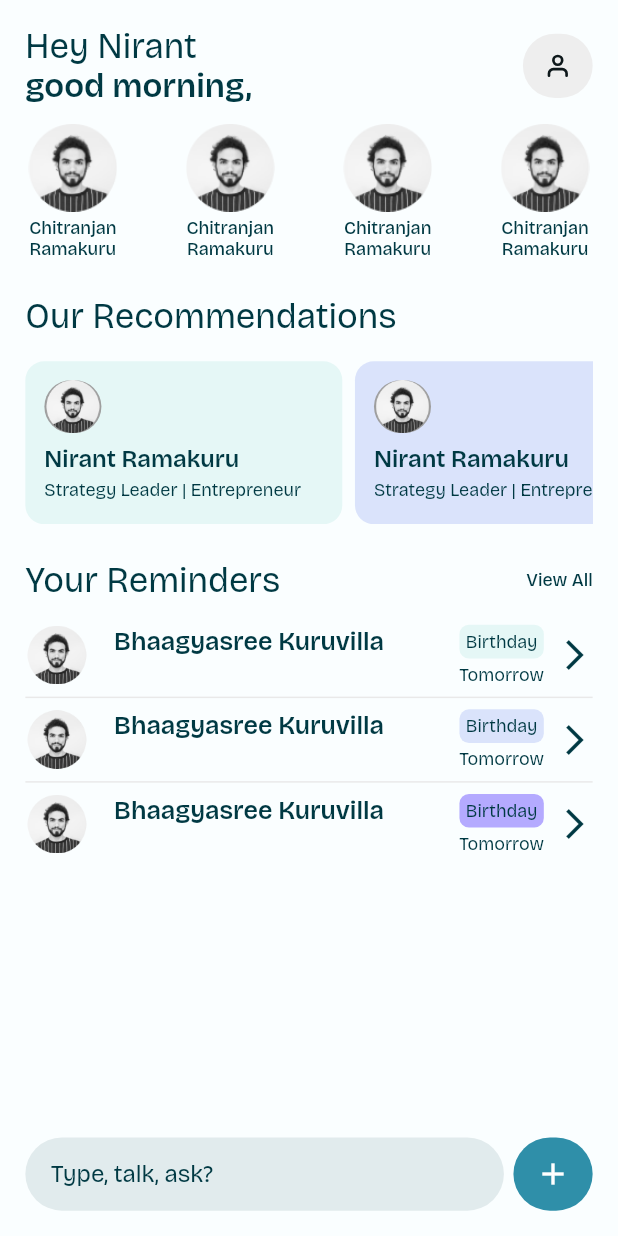
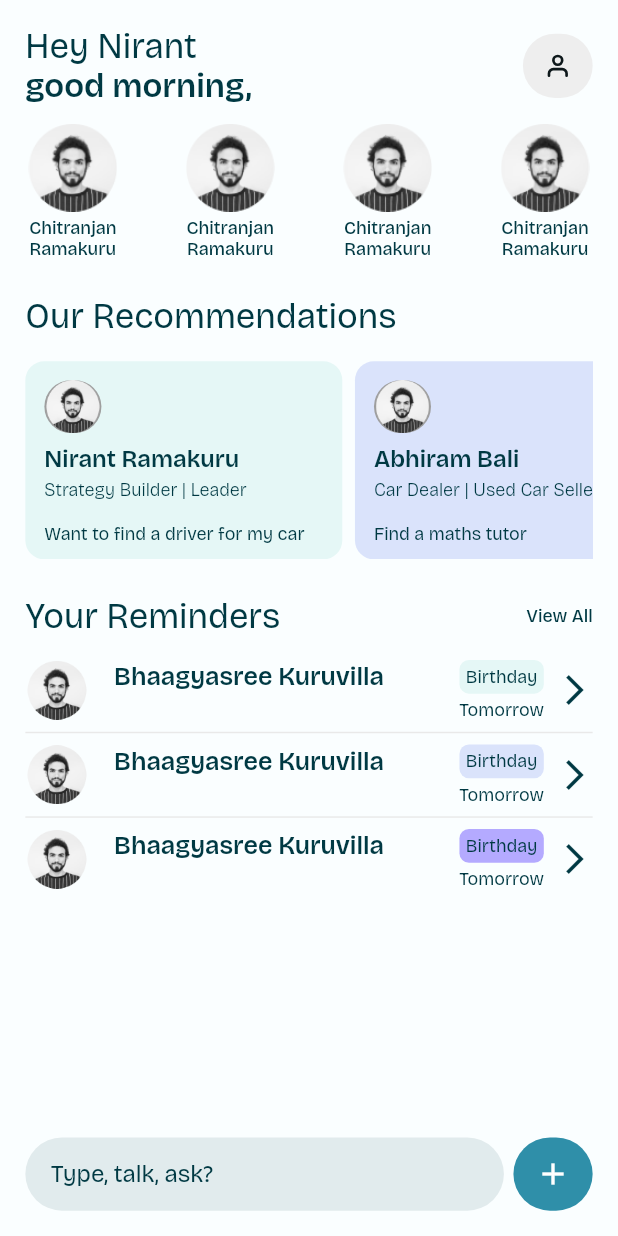
Before and after one commit to vouch-social/vouchFlutterRepo, a Flutter app: the NewHomePage screen opened directly, on a phone screen of 412 x 824 dp. Run offline on Flutter 3.47's test engine with Material 3 defaults, Android fonts, the light colour scheme and no system bars; drawn by our look-alikes of auto_size_text; our stand-ins replace barcode_widget, cached_network_image, cloud_firestore, cloud_functions, dio, dropdown_button2 and 37 more; missing offline and left inert: call_log, choose_input_chips, firebase_app_check, flutter_barcode_scanner, json_path, mime_type and 2 more; accounts and stored records are empty.

Commit message:
240420241447

```diff
--- a/lib/flutter_flow/flutter_flow_theme.dart
+++ b/lib/flutter_flow/flutter_flow_theme.dart
@@ -191,8 +191,8 @@ class DarkModeTheme extends FlutterFlowTheme {
   late Color fixedBlack = const Color(0xFF003943);
   late Color fixedWhite = const Color(0xFFFAFEFF);
   late Color white = const Color(0xFFFFFFFF);
-  late Color container1 = const Color(0xFFE5F7F6);
-  late Color container2 = const Color(0xFFDAE3FB);
+  late Color container1 = const Color(0xFFE5ECFF);
+  late Color container2 = const Color(0xFFFDEDED);
   late Color green1 = const Color(0xFF00AAA3);
   late Color container3 = const Color(0xFFB4AAFF);
   late Color border1 = const Color(0xFFE0ECEC);
--- a/lib/new_code/home_page/new_home_page.dart
+++ b/lib/new_code/home_page/new_home_page.dart
@@ -8,6 +8,8 @@ import 'package:flutter_screenutil/flutter_screenutil.dart';
 import 'package:get/get.dart';
 import 'package:vouch/flutter_flow/flutter_flow_theme.dart';
 import 'package:vouch/new_code/common_widgets/vector.dart';
+import 'package:vouch/new_code/home_page/home_page_controller.dart';
+import 'package:vouch/new_code/home_page/paths_screen/paths_screen.dart';
 import 'package:vouch/new_code/home_page/search_screen/search_screen.dart';
 import 'package:vouch/new_code/home_page/settings/settings_screen.dart';
 
@@ -22,6 +24,7 @@ class NewHomePage extends StatefulWidget {
 
 class _NewHomePageState extends State<NewHomePage> {
   final GlobalKey<ScaffoldState> _scaffoldKey = GlobalKey<ScaffoldState>();
+  final controller = Get.put(HomeController());
   @override
   Widget build(BuildContext context) {
     ScreenUtil.init(context,
@@ -34,6 +37,31 @@ class _NewHomePageState extends State<NewHomePage> {
       FlutterFlowTheme.of(context).container2,
       FlutterFlowTheme.of(context).container3,
       FlutterFlowTheme.of(context).container2,
+    ];
+
+    final List<String> names = [
+      'Nirant Ramakuru',
+      "Abhiram Bali",
+      'Shivani Narashimhan',
+      'Kumar Sharma'
+    ];
+    final List<String> images = [
+      'assets/image951.png',
+      "assets/image951.png",
+      'assets/image951.png',
+      'assets/image951.png'
+    ];
+    final List<String> headLine = [
+      'Strategy Builder | Leader',
+      "Car Dealer | Used Car Seller",
+      'Flutter Developer | Student',
+      'Web Designer | @ Vouch'
+    ];
+    final List<String> goals = [
+      'Want to find a driver for my car',
+      "Find a maths tutor",
+      'Find a DotNet Developer',
+      'Want to buy a second hand car'
     ];
 
     return Scaffold(
@@ -222,15 +250,20 @@ class _NewHomePageState extends State<NewHomePage> {
                 height: 8.0.h,
               ),
               SizedBox(
-                height: 120.h,
+                height: 144.h,
                 child: ListView.builder(
                   shrinkWrap: true,
                   physics: const BouncingScrollPhysics(),
                   scrollDirection: Axis.horizontal,
                   itemCount: colors.length,
                   itemBuilder: (BuildContext context, int index) {
-                    return Container(
-                        height: 110.h,
+                    return GestureDetector(
+                      onTap: () {
+                         controller.getPathsList();
+
+                      },
+                      child: Container(
+                          height: 120.h,
                           width: 200.w,
                           decoration: BoxDecoration(
                               borderRadius: BorderRadius.circular(12.0.w),
@@ -241,6 +274,11 @@ class _NewHomePageState extends State<NewHomePage> {
                             child: Column(
                               crossAxisAlignment: CrossAxisAlignment.start,
                               children: [
+                                Hero(
+                                  tag:"image:$index",
+                                  child: Material(
+                                    color: Colors.transparent,
+                                    child:
                                     Container(
                                       width: 36.w,
                                       height: 36.h,
@@ -248,32 +286,72 @@ class _NewHomePageState extends State<NewHomePage> {
                                         borderRadius: BorderRadius.circular(30.0.w),
                                         color: Colors.grey,
                                       ),
-                                child: Image.asset('assets/image951.png'),
+                                      child: Image.asset(images[index]),
+                                    ),
+                                  ),
                                 ),
                                 SizedBox(
                                   height: 8.0.h,
                                 ),
-                              AutoSizeText(
-                                "Nirant Ramakuru",
+                                Hero(
+                                  tag: "name:$index",
+                                  child: Material(
+                                    color: Colors.transparent,
+                                    child: AutoSizeText(
+                                      names[index],
                                       overflow: TextOverflow.ellipsis,
                                       maxLines: 1,
-                                style: FlutterFlowTheme.of(context).titleLarge,
+                                      style: FlutterFlowTheme.of(context)
+                                          .titleLarge
+                                          .override(
+                                            color: FlutterFlowTheme.of(context)
+                                                .fixedBlack,
+                                            useGoogleFonts: false,
+                                          ),
+                                    ),
+                                  ),
                                 ),
                                 SizedBox(height: 4.0.h),
-                              AutoSizeText(
-                                'Strategy Leader | Entrepreneur',
+                                Hero(
+                                  tag: "headline:$index",
+                                  child: Material(
+                                    color: Colors.transparent,
+                                    child: AutoSizeText(headLine[index],
                                         overflow: TextOverflow.ellipsis,
                                         maxLines: 1,
-                                style: TextStyle(
-                                    fontSize: 11.sp,
-                                    fontWeight: FontWeight.w400,
-                                    fontFamily: 'Bricolage Grotesque',
+                                        style: FlutterFlowTheme.of(context)
+                                            .labelExtraSmall
+                                            .override(
                                                 color: FlutterFlowTheme.of(context)
-                                        .primaryText),
+                                                    .fixedBlack,
+                                                useGoogleFonts: false,
+                                                fontWeight: FontWeight.w300)),
+                                  ),
+                                ),
+                                SizedBox(
+                                  height: 16.0.h,
+                                ),
+                                Hero(
+                                  tag: "goal:$index",
+                                  child: Material(
+                                    color: Colors.transparent,
+                                    child: AutoSizeText(
+                                      goals[index],
+                                        overflow: TextOverflow.ellipsis,
+                                        maxLines: 1,
+                                        style: FlutterFlowTheme.of(context)
+                                            .labelExtraSmall
+                                            .override(
+                                                color: FlutterFlowTheme.of(context)
+                                                    .fixedBlack,
+                                                useGoogleFonts: false,
+                                                fontWeight: FontWeight.w400)),
+                                  ),
                                 )
                               ],
                             ),
-                        ));
+                          )),
+                    );
                   },
                 ),
               ),
--- a/lib/new_code/home_page/search_screen/search_screen.dart
+++ b/lib/new_code/home_page/search_screen/search_screen.dart
@@ -34,7 +34,6 @@ class _SearchScreenState extends State<SearchScreen> {
                     child: Material(
                       color: Colors.transparent,
                       child: Container(
-                          height: 52.h,
                           width: MediaQuery.of(context).size.width - 88.w,
                           padding: EdgeInsets.symmetric(horizontal: 12.0.w),
                           decoration: BoxDecoration(
@@ -42,11 +41,14 @@ class _SearchScreenState extends State<SearchScreen> {
                             color: FlutterFlowTheme.of(context).textFieldBackground,
                           ),
                           child: TextFormField(
+                            style: FlutterFlowTheme.of(context).titleSmall,
+                            minLines: 1,
+                            maxLines: 4,
                             autofocus: true,
                             cursorColor: FlutterFlowTheme.of(context).primaryText,
                             onChanged: (text) {
                               setState(() {
-                                _showSendIcon = text.isNotEmpty;
+                                _showSendIcon = text.removeAllWhitespace.isNotEmpty;
                               });
                             },
                             decoration: InputDecoration(
--- a/lib/new_code/home_page/settings/settings_screen.dart
+++ b/lib/new_code/home_page/settings/settings_screen.dart
@@ -195,11 +195,11 @@ class _SettingsScreenState extends State<SettingsScreen> {
               ),
               GestureDetector(
                 onTap: () {
-                  Get.to(() => const LoginScreen());
+                  //Get.to(() => const LoginScreen());
                 },
                 child: AutoSizeText(
                   'LogOut',
-                  style: FlutterFlowTheme.of(context).titleLarge,
+                  style: FlutterFlowTheme.of(context).labelSmall,
                 ),
               ),
               SizedBox(
--- a/lib/new_code/onboarding/customize_profile/user_details.dart
+++ b/lib/new_code/onboarding/customize_profile/user_details.dart
@@ -126,7 +126,7 @@ class _UserDetailsState extends State<UserDetails> {
                   children: [
                     Container(
                       height: 128.h,
-                      width: 128.h,
+                      width: 128.w,
                       decoration: BoxDecoration(
                         borderRadius: BorderRadius.circular(64.w),
                         color: FlutterFlowTheme.of(context).ffButton,
@@ -142,7 +142,7 @@ class _UserDetailsState extends State<UserDetails> {
                                   _imageFile!,
                                   fit: BoxFit.cover,
                                   height: 128.h,
-                                  width: 128,
+                                  width: 128.w,
                                 ),
                               )
                             : Text(
--- a/pubspec.yaml
+++ b/pubspec.yaml
@@ -199,6 +199,7 @@ flutter:
     - assets/lottie_animations/
     - assets/rive_animations/
     - assets/pdfs/
+    - lib/new_code/home_page/paths_screen/paths_screen.dart
   fonts:
     - family: 'Bricolage Grotesque'
       fonts:
```
Also changed, not shown: lib/new_code/backend/models/paths_model.dart (added, +149 -0 lines), lib/new_code/backend/repos/paths_recommendations_repo.dart (added, +59 -0 lines), lib/new_code/home_page/home_page_controller.dart (+25 -0 lines). Lines whose indentation alone changed are shown as unchanged.
